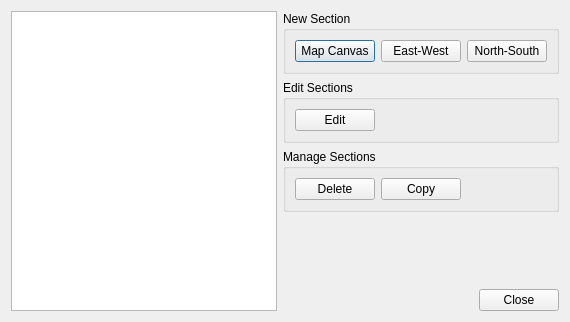
The window that sectionmanager_dialog_base.ui (rolandhill/geoscience) describes before a commit, drawn with Qt 5.
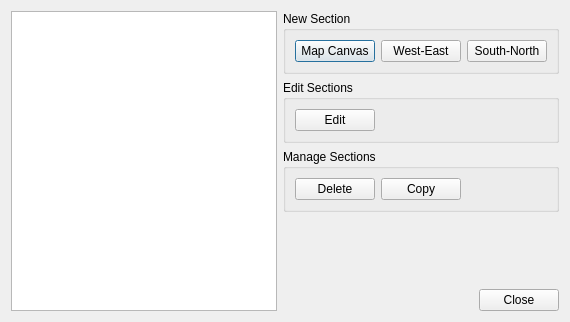
The same window after the commit.

Commit message: Add SectionManager and dialogs.

Patch:
```diff
--- a/sectionmanager_dialog_base.ui
+++ b/sectionmanager_dialog_base.ui
@@ -38,14 +38,14 @@
         <item>
          <widget class="QPushButton" name="pushButton_2">
           <property name="text">
-           <string>East-West</string>
+           <string>West-East</string>
           </property>
          </widget>
         </item>
         <item>
          <widget class="QPushButton" name="pushButton_3">
           <property name="text">
-           <string>North-South</string>
+           <string>South-North</string>
           </property>
          </widget>
         </item>
```
Left out of the diff: 12 changed lines with no effect on the pictures. The commit also changes 5 other files.
